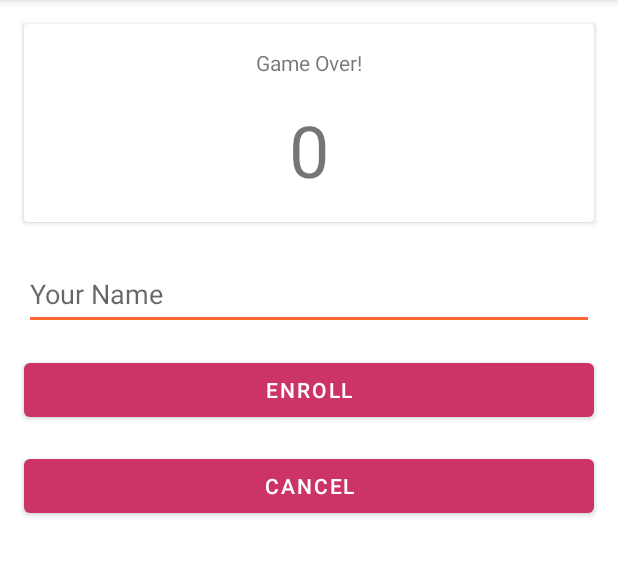
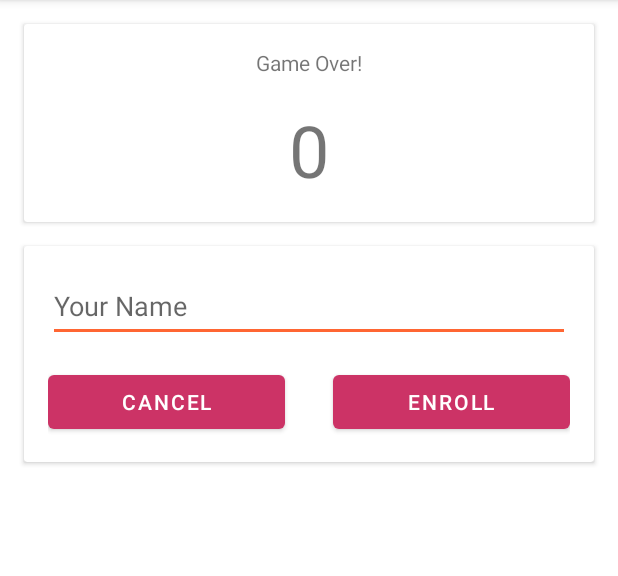
Before and after one commit to criwits/sawa, an Android app: the NameEnrollActivity screen opened directly, with no data from a screen before it, on a phone screen of 412 x 824 dp, the part 84-660 px from its top. Run offline under Robolectric (Android 15) with nearby library versions, the phone set to English and light mode, and no system bars.

Commit message:
Some simple modifications

```diff
--- a/app/src/main/java/top/criwits/sawa/ranking/RankingEntry.java
+++ b/app/src/main/java/top/criwits/sawa/ranking/RankingEntry.java
@@ -8,7 +8,6 @@
 @Entity(tableName = "rankings")
 public class RankingEntry {
     @PrimaryKey(autoGenerate = true)
-    @NonNull
     public int id;
     @ColumnInfo(name = "difficulty")
     public int difficulty;
--- a/app/src/main/res/layout/activity_name_enroll.xml
+++ b/app/src/main/res/layout/activity_name_enroll.xml
@@ -5,21 +5,6 @@
     android:layout_width="match_parent"
     android:layout_height="match_parent"
     tools:context=".ranking.NameEnrollActivity">
-
-    <EditText
-        android:id="@+id/rankingUserName"
-        android:layout_width="0dp"
-        android:layout_height="wrap_content"
-        android:layout_marginStart="16dp"
-        android:layout_marginTop="24dp"
-        android:layout_marginEnd="16dp"
-        android:ems="10"
-        android:hint="Your Name"
-        android:inputType="textPersonName"
-        android:minHeight="48dp"
-        app:layout_constraintEnd_toEndOf="parent"
-        app:layout_constraintStart_toStartOf="parent"
-        app:layout_constraintTop_toBottomOf="@+id/cardView" />
 
     <androidx.cardview.widget.CardView
         android:id="@+id/cardView"
@@ -61,30 +46,75 @@
         </androidx.constraintlayout.widget.ConstraintLayout>
     </androidx.cardview.widget.CardView>
 
-    <Button
-        android:id="@+id/enroll"
+    <androidx.cardview.widget.CardView
+        android:layout_width="match_parent"
+        android:layout_height="wrap_content"
+        android:layout_marginStart="16dp"
+        android:layout_marginTop="16dp"
+        android:layout_marginEnd="16dp"
+        app:layout_constraintEnd_toEndOf="parent"
+        app:layout_constraintStart_toStartOf="parent"
+        app:layout_constraintTop_toBottomOf="@+id/cardView">
+
+        <androidx.constraintlayout.widget.ConstraintLayout
+            android:layout_width="match_parent"
+            android:layout_height="match_parent">
+
+            <EditText
+                android:id="@+id/rankingUserName"
                 android:layout_width="0dp"
                 android:layout_height="wrap_content"
                 android:layout_marginStart="16dp"
                 android:layout_marginTop="16dp"
                 android:layout_marginEnd="16dp"
-        android:onClick="enrollOnClick"
-        android:text="@string/enroll"
+                android:ems="10"
+                android:hint="Your Name"
+                android:inputType="textPersonName"
+                android:minHeight="48dp"
                 app:layout_constraintEnd_toEndOf="parent"
                 app:layout_constraintStart_toStartOf="parent"
-        app:layout_constraintTop_toBottomOf="@+id/rankingUserName" />
+                app:layout_constraintTop_toTopOf="parent" />
+
+            <androidx.constraintlayout.widget.ConstraintLayout
+                android:layout_width="match_parent"
+                android:layout_height="match_parent"
+                android:layout_marginStart="16dp"
+                android:layout_marginTop="16dp"
+                android:layout_marginEnd="16dp"
+                android:layout_marginBottom="16dp"
+                app:layout_constraintBottom_toBottomOf="parent"
+                app:layout_constraintEnd_toEndOf="parent"
+                app:layout_constraintHorizontal_bias="1.0"
+                app:layout_constraintStart_toStartOf="parent"
+                app:layout_constraintTop_toBottomOf="@+id/rankingUserName"
+                app:layout_constraintVertical_bias="1.0">
 
                 <Button
-        android:id="@+id/cancel"
+                    android:id="@+id/button"
+                    android:layout_width="0dp"
+                    android:layout_height="wrap_content"
+                    android:layout_marginEnd="16dp"
+                    android:text="@string/enroll_cancel"
+                    app:layout_constraintBottom_toBottomOf="parent"
+                    app:layout_constraintEnd_toStartOf="@+id/button2"
+                    app:layout_constraintHorizontal_bias="0.0"
+                    app:layout_constraintStart_toStartOf="parent"
+                    app:layout_constraintTop_toTopOf="parent"
+                    app:layout_constraintVertical_bias="0.0" />
+
+                <Button
+                    android:id="@+id/button2"
                     android:layout_width="0dp"
                     android:layout_height="wrap_content"
                     android:layout_marginStart="16dp"
-        android:layout_marginTop="16dp"
-        android:layout_marginEnd="16dp"
-        android:onClick="cancelOnClick"
-        android:text="@string/enroll_cancel"
+                    android:text="@string/enroll"
+                    app:layout_constraintBaseline_toBaselineOf="@+id/button"
                     app:layout_constraintEnd_toEndOf="parent"
-        app:layout_constraintStart_toStartOf="parent"
-        app:layout_constraintTop_toBottomOf="@+id/enroll" />
+                    app:layout_constraintStart_toEndOf="@+id/button" />
+            </androidx.constraintlayout.widget.ConstraintLayout>
 
         </androidx.constraintlayout.widget.ConstraintLayout>
+
+    </androidx.cardview.widget.CardView>
+
+</androidx.constraintlayout.widget.ConstraintLayout>
```
Lines whose indentation alone changed are shown as unchanged.
